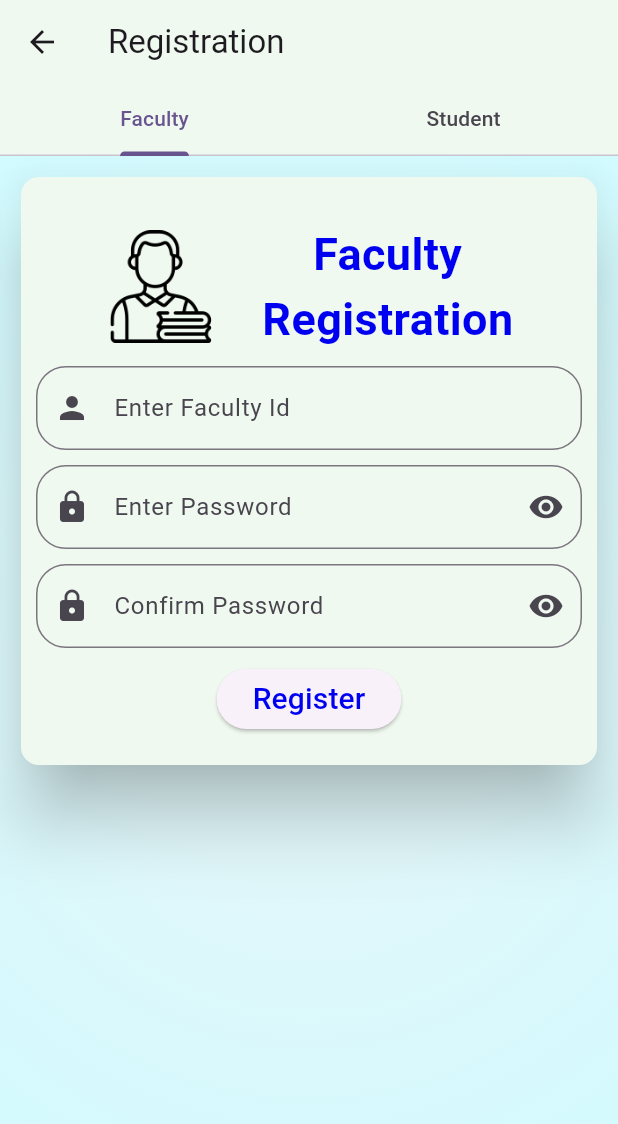
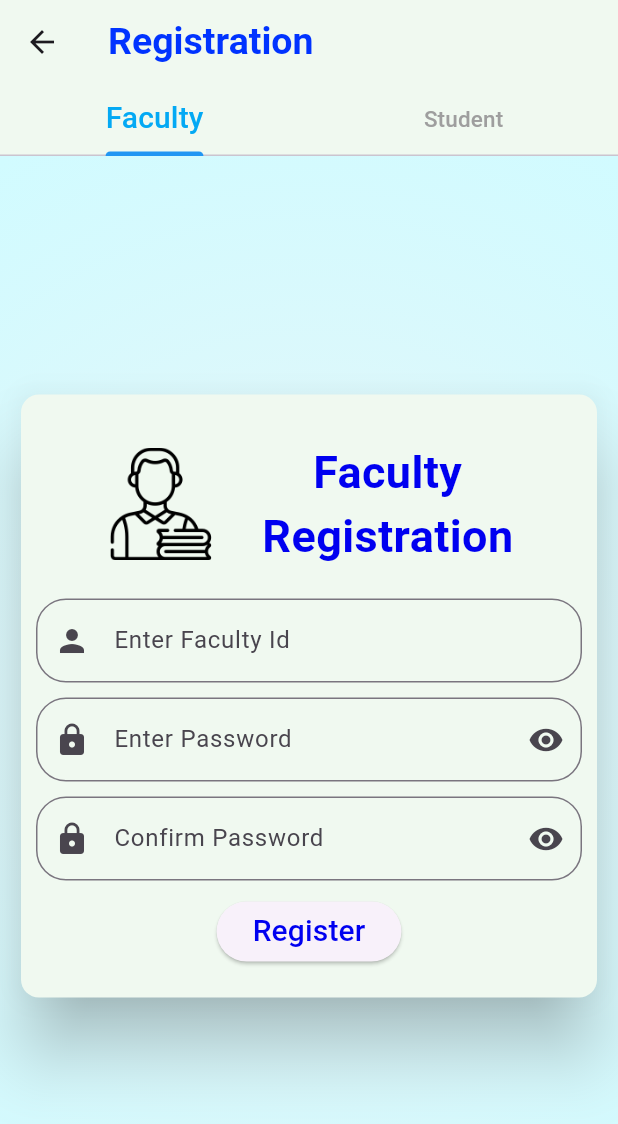
Before and after one commit to uveshmansuri/ncsc, a Flutter app: the regestration screen opened directly, on a phone screen of 412 x 824 dp. Shown: the top 1124 px of the screen. Run offline on Flutter 3.47's test engine with Material 3 defaults, Android fonts, the phone set to English and light mode, and no system bars; our stand-ins replace firebase_auth, firebase_core, firebase_database, fluttertoast, image_picker, shared_preferences; accounts and stored records are empty.

Commit message:
registration added (Faculty) v2

```diff
--- a/lib/library/AvailableBooksScreen.dart
+++ b/lib/library/AvailableBooksScreen.dart
@@ -1,16 +1,5 @@
 import 'package:firebase_database/firebase_database.dart';
 import 'package:flutter/material.dart';
-
-class LibrarianApp extends StatelessWidget {
-  @override
-  Widget build(BuildContext context) {
-    return MaterialApp(
-      title: 'Librarian Module',
-      theme: ThemeData(primarySwatch: Colors.blue),
-      home: LibrarianDashboard(),
-    );
-  }
-}
 
 class LibrarianDashboard extends StatelessWidget {
   @override
--- a/lib/main.dart
+++ b/lib/main.dart
@@ -1,5 +1,5 @@
+import 'package:NCSC/splash.dart';
 import 'package:NCSC/admin/create_faculty.dart';
-import 'package:NCSC/splash.dart';
 import 'package:NCSC/library/AvailableBooksScreen.dart';
 import 'package:flutter/material.dart';
 import 'package:firebase_core/firebase_core.dart';
@@ -25,7 +25,7 @@ class MyApp extends StatelessWidget {
         colorScheme: ColorScheme.fromSeed(seedColor: Colors.deepPurple),
         useMaterial3: true,
       ),
-      home: LibrarianApp(),
+      home: splash(),
       //home:FacultyPage(),
       //home: DepartmentPage(),
     );
--- a/lib/registration.dart
+++ b/lib/registration.dart
@@ -27,8 +27,22 @@ class _regestrationState extends State<regestration> {
       child: Scaffold(
         appBar: AppBar(
           backgroundColor: Color(0xffF0F9F0),
-          title: Text("Registration"),
-          bottom: TabBar(tabs:[Tab(text: "Faculty",),Tab(text: "Student",)]),
+          title: Text("Registration",
+            style: TextStyle(
+              color:Color(0xff0033ff),
+              fontSize: 25,
+              fontWeight: FontWeight.bold
+            ),
+          ),
+          bottom: TabBar(
+              indicatorColor: Colors.blue,
+              labelStyle: TextStyle(fontSize: 20.0,color: Colors.lightBlue),
+              unselectedLabelStyle: TextStyle(fontSize: 15.0,color: Colors.grey),
+              tabs: [
+                Tab(text: "Faculty",),
+                Tab(text: "Student",)
+              ]
+          ),
         ),
         body: Container(
           height: double.infinity,
@@ -45,7 +59,8 @@ class _regestrationState extends State<regestration> {
           ),
           child: TabBarView(
             children: [
-              SingleChildScrollView(
+              Center(
+                child: SingleChildScrollView(
                   child: Center(
                     child: Column(
                       children: [
@@ -73,7 +88,7 @@ class _regestrationState extends State<regestration> {
                                       ),
                                     ],
                                   ),
-                                SizedBox(height: 10,),
+                                  SizedBox(height: 20,),
                                   TextFormField(
                                     controller: user_textcontrol,
                                     decoration: InputDecoration(
@@ -141,7 +156,9 @@ class _regestrationState extends State<regestration> {
                     ),
                   ),
                 ),
-              SingleChildScrollView(
+              ),
+              Center(
+                child: SingleChildScrollView(
                   child: Center(
                     child: Column(
                       children: [
@@ -169,7 +186,7 @@ class _regestrationState extends State<regestration> {
                                       ),
                                     ],
                                   ),
-                                SizedBox(height: 10,),
+                                  SizedBox(height: 20,),
                                   TextFormField(
                                     controller: user_textcontrol,
                                     decoration: InputDecoration(
@@ -234,6 +251,7 @@ class _regestrationState extends State<regestration> {
                           ),
                         ),
                       ],
+                    ),
                   ),
                 ),
               )
```
Also changed, not shown: lib/login.dart (+14 -16 lines). Lines whose indentation alone changed are shown as unchanged.
